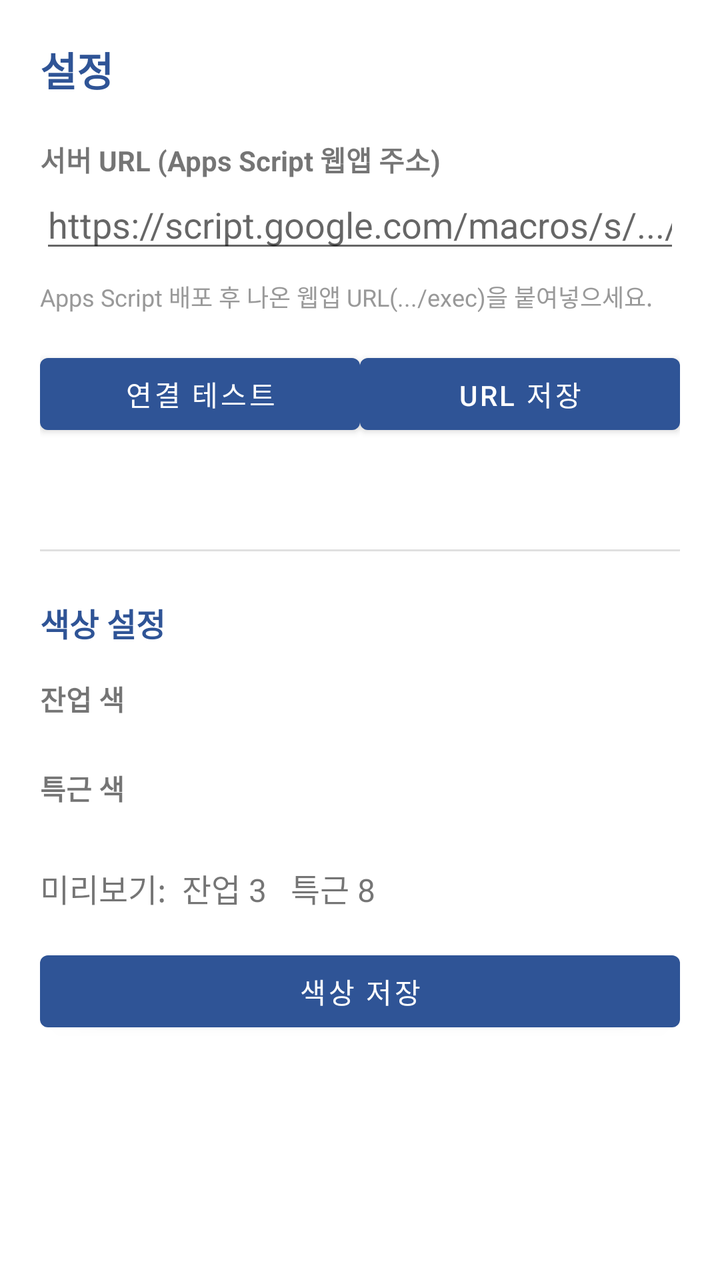
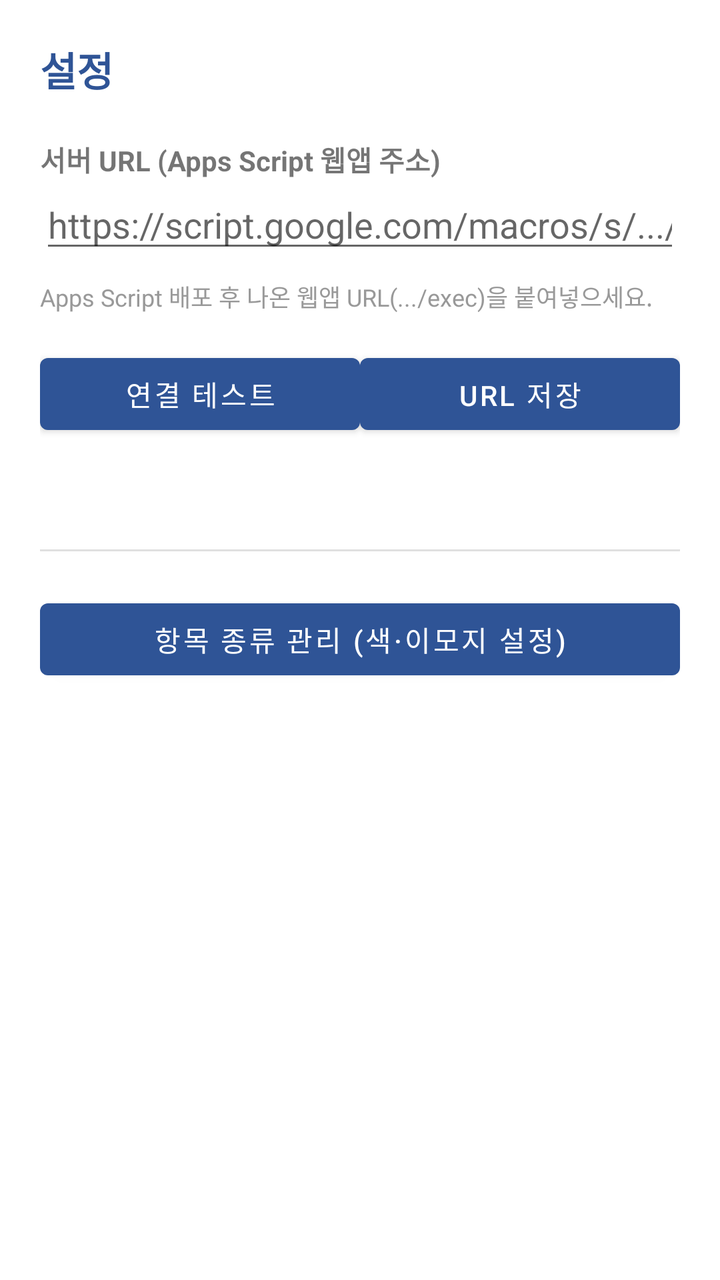

An Android layout rendered at two revisions. The XML below is the earlier revision; the diff shows what the commit changed to produce the second picture.
<!-- AndroidManifest.xml: application theme Theme.OvertimeCalendar -->
<!-- res/layout/activity_settings.xml -->
<?xml version="1.0" encoding="utf-8"?>
<ScrollView xmlns:android="http://schemas.android.com/apk/res/android"
    android:layout_width="match_parent"
    android:layout_height="match_parent">

    <LinearLayout
        android:layout_width="match_parent"
        android:layout_height="wrap_content"
        android:orientation="vertical"
        android:padding="20dp">

        <TextView
            android:layout_width="match_parent"
            android:layout_height="wrap_content"
            android:text="@string/settings"
            android:textSize="20sp"
            android:textStyle="bold"
            android:textColor="@color/primary"
            android:paddingBottom="20dp"/>

        <TextView
            android:layout_width="wrap_content"
            android:layout_height="wrap_content"
            android:text="@string/server_url"
            android:textStyle="bold"/>

        <EditText
            android:id="@+id/etUrl"
            android:layout_width="match_parent"
            android:layout_height="wrap_content"
            android:inputType="textUri"
            android:hint="https://script.google.com/macros/s/.../exec"
            android:importantForAutofill="no"/>

        <TextView
            android:layout_width="match_parent"
            android:layout_height="wrap_content"
            android:text="Apps Script 배포 후 나온 웹앱 URL(.../exec)을 붙여넣으세요."
            android:textColor="@color/muted"
            android:textSize="12sp"
            android:paddingTop="8dp"/>

        <LinearLayout
            android:layout_width="match_parent"
            android:layout_height="wrap_content"
            android:orientation="horizontal"
            android:paddingTop="16dp">

            <Button
                android:id="@+id/btnTest"
                android:layout_width="0dp"
                android:layout_height="wrap_content"
                android:layout_weight="1"
                android:text="연결 테스트"/>

            <Button
                android:id="@+id/btnSaveUrl"
                android:layout_width="0dp"
                android:layout_height="wrap_content"
                android:layout_weight="1"
                android:text="URL 저장"/>
        </LinearLayout>

        <TextView
            android:id="@+id/tvTestResult"
            android:layout_width="match_parent"
            android:layout_height="wrap_content"
            android:paddingTop="12dp"
            android:textSize="13sp"/>

        
        <View
            android:layout_width="match_parent"
            android:layout_height="1dp"
            android:background="@color/cell_border"
            android:layout_marginTop="24dp"
            android:layout_marginBottom="24dp"/>

        
        <TextView
            android:layout_width="wrap_content"
            android:layout_height="wrap_content"
            android:text="색상 설정"
            android:textSize="16sp"
            android:textStyle="bold"
            android:textColor="@color/primary"
            android:paddingBottom="16dp"/>

        <TextView
            android:layout_width="wrap_content"
            android:layout_height="wrap_content"
            android:text="잔업 색"
            android:textStyle="bold"/>
        <LinearLayout
            android:id="@+id/paletteOvertime"
            android:layout_width="match_parent"
            android:layout_height="wrap_content"
            android:orientation="horizontal"
            android:paddingTop="8dp"
            android:paddingBottom="16dp"/>

        <TextView
            android:layout_width="wrap_content"
            android:layout_height="wrap_content"
            android:text="특근 색"
            android:textStyle="bold"/>
        <LinearLayout
            android:id="@+id/paletteSpecial"
            android:layout_width="match_parent"
            android:layout_height="wrap_content"
            android:orientation="horizontal"
            android:paddingTop="8dp"
            android:paddingBottom="8dp"/>

        
        <TextView
            android:id="@+id/tvColorPreview"
            android:layout_width="match_parent"
            android:layout_height="wrap_content"
            android:text="미리보기:  잔업 3   특근 8"
            android:textSize="16sp"
            android:paddingTop="12dp"
            android:paddingBottom="16dp"/>

        <Button
            android:id="@+id/btnSaveColor"
            android:layout_width="match_parent"
            android:layout_height="wrap_content"
            android:text="색상 저장"/>

    </LinearLayout>
</ScrollView>
<!-- resources referenced by this layout -->
<resources>
  <color name="cell_border">#E0E0E0</color>
  <color name="muted">#999999</color>
  <color name="primary">#2F5496</color>
  <string name="server_url">서버 URL (Apps Script 웹앱 주소)</string>
  <string name="settings">설정</string>
  <style name="Theme.OvertimeCalendar" parent="Theme.MaterialComponents.Light.NoActionBar">
          <item name="colorPrimary">@color/primary</item>
          <item name="colorPrimaryDark">@color/primary_dark</item>
          <item name="colorOnPrimary">@color/on_primary</item>
          <item name="android:windowBackground">@color/bg</item>
      </style>
  <color name="primary_dark">#1F3A6E</color>
  <color name="on_primary">#FFFFFF</color>
  <color name="bg">#FFFFFF</color>
</resources>

<!-- the commit's change to res/layout/activity_settings.xml (unified diff, before → after) -->
@@ -45,14 +45,12 @@
             android:layout_height="wrap_content"
             android:orientation="horizontal"
             android:paddingTop="16dp">
-
             <Button
                 android:id="@+id/btnTest"
                 android:layout_width="0dp"
                 android:layout_height="wrap_content"
                 android:layout_weight="1"
                 android:text="연결 테스트"/>
-
             <Button
                 android:id="@+id/btnSaveUrl"
                 android:layout_width="0dp"
@@ -68,65 +66,18 @@
             android:paddingTop="12dp"
             android:textSize="13sp"/>
 
-        
         <View
             android:layout_width="match_parent"
             android:layout_height="1dp"
             android:background="@color/cell_border"
             android:layout_marginTop="24dp"
-            android:layout_marginBottom="24dp"/>
+            android:layout_marginBottom="20dp"/>
 
-        
-        <TextView
-            android:layout_width="wrap_content"
-            android:layout_height="wrap_content"
-            android:text="색상 설정"
-            android:textSize="16sp"
-            android:textStyle="bold"
-            android:textColor="@color/primary"
-            android:paddingBottom="16dp"/>
-
-        <TextView
-            android:layout_width="wrap_content"
-            android:layout_height="wrap_content"
-            android:text="잔업 색"
-            android:textStyle="bold"/>
-        <LinearLayout
-            android:id="@+id/paletteOvertime"
+        <Button
+            android:id="@+id/btnManageCats"
             android:layout_width="match_parent"
             android:layout_height="wrap_content"
-            android:orientation="horizontal"
-            android:paddingTop="8dp"
-            android:paddingBottom="16dp"/>
-
-        <TextView
-            android:layout_width="wrap_content"
-            android:layout_height="wrap_content"
-            android:text="특근 색"
-            android:textStyle="bold"/>
-        <LinearLayout
-            android:id="@+id/paletteSpecial"
-            android:layout_width="match_parent"
-            android:layout_height="wrap_content"
-            android:orientation="horizontal"
-            android:paddingTop="8dp"
-            android:paddingBottom="8dp"/>
-
-        
-        <TextView
-            android:id="@+id/tvColorPreview"
-            android:layout_width="match_parent"
-            android:layout_height="wrap_content"
-            android:text="미리보기:  잔업 3   특근 8"
-            android:textSize="16sp"
-            android:paddingTop="12dp"
-            android:paddingBottom="16dp"/>
-
-        <Button
-            android:id="@+id/btnSaveColor"
-            android:layout_width="match_parent"
-            android:layout_height="wrap_content"
-            android:text="색상 저장"/>
+            android:text="항목 종류 관리 (색·이모지 설정)"/>
 
     </LinearLayout>
 </ScrollView>
